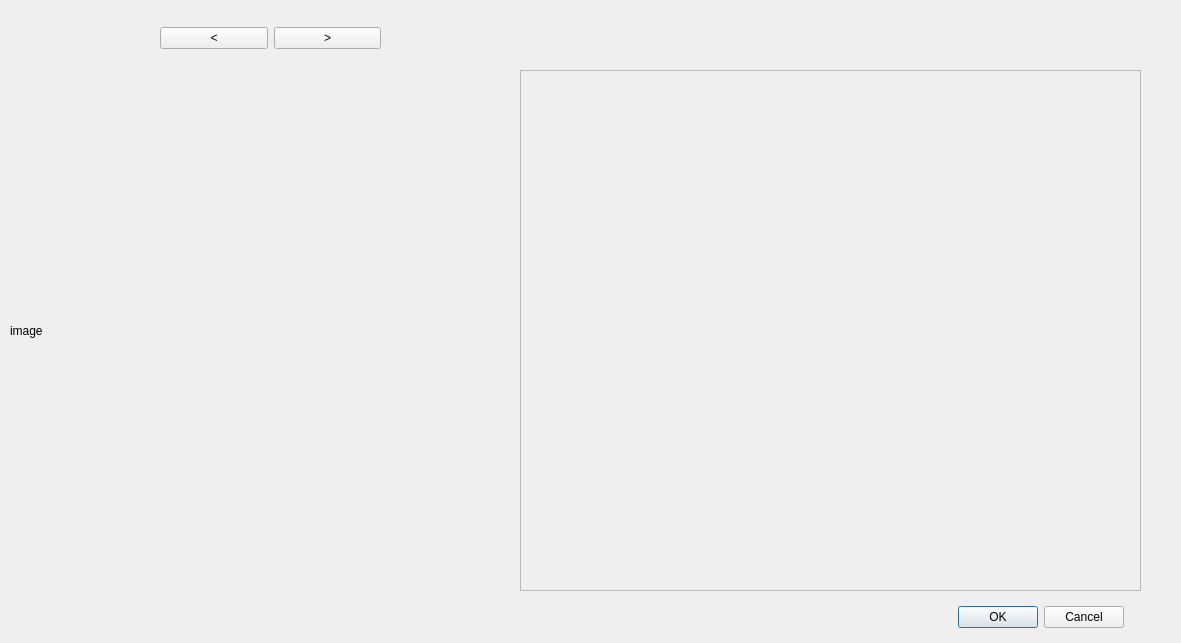
Qt form anatomy/playwindow.ui (caiovosilva/anatomy) before a commit.
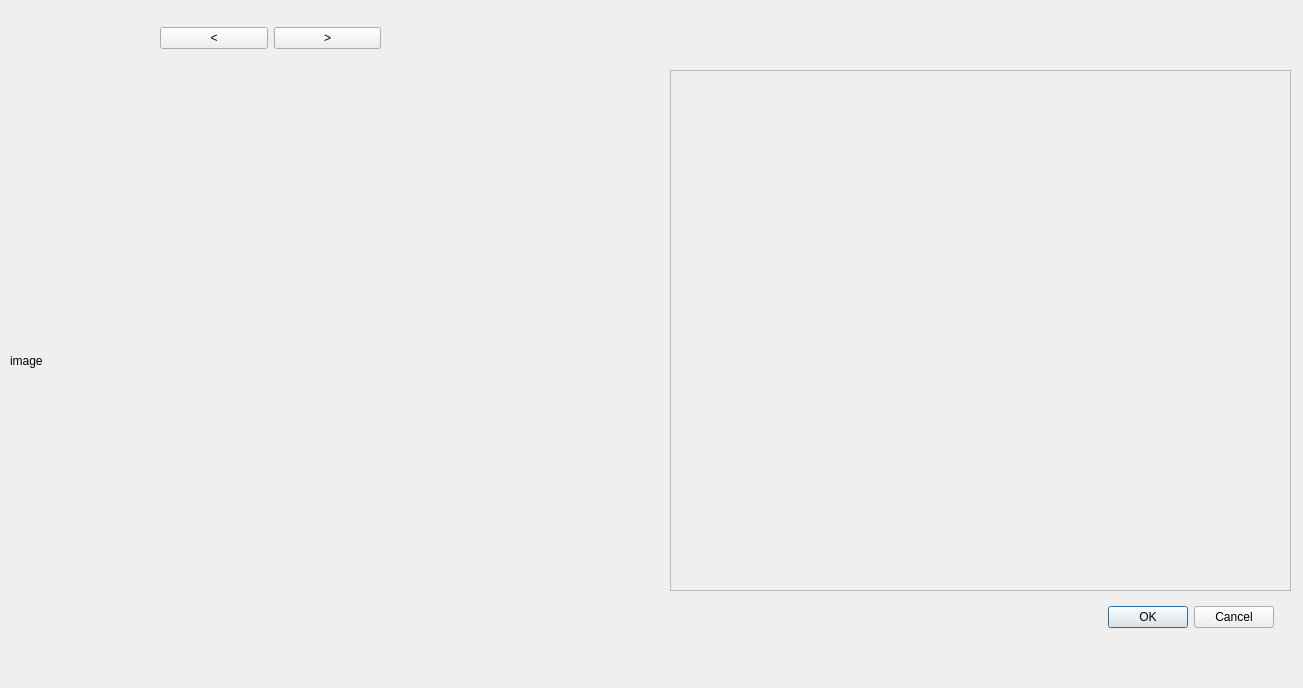
The same form after that commit.

```diff
--- a/anatomy/playwindow.ui
+++ b/anatomy/playwindow.ui
@@ -6,8 +6,8 @@
    <rect>
     <x>0</x>
     <y>0</y>
-    <width>1181</width>
-    <height>643</height>
+    <width>1303</width>
+    <height>688</height>
    </rect>
   </property>
   <property name="windowTitle">
@@ -18,8 +18,8 @@
     <rect>
      <x>10</x>
      <y>70</y>
-     <width>471</width>
-     <height>521</height>
+     <width>551</width>
+     <height>581</height>
     </rect>
    </property>
    <layout class="QHBoxLayout" name="horizontalLayout">
@@ -61,7 +61,7 @@
   <widget class="QScrollArea" name="questionsScrollArea">
    <property name="geometry">
     <rect>
-     <x>520</x>
+     <x>670</x>
      <y>70</y>
      <width>621</width>
      <height>521</height>
@@ -84,7 +84,7 @@
   <widget class="QDialogButtonBox" name="buttonBox">
    <property name="geometry">
     <rect>
-     <x>950</x>
+     <x>1100</x>
      <y>600</y>
      <width>174</width>
      <height>34</height>
```
